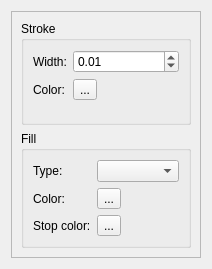
This is src/libs/libiveditor/interface/colors/colorhandlereditor.ui in esa/spacecreator as Qt 5 draws it before an edit. The edited form follows.
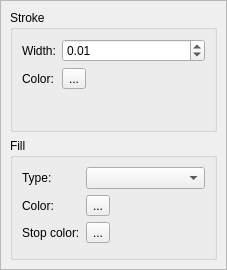
This is the edited form. Custom widgets are drawn as their Qt base class.

The edit to the form file:
```diff
--- a/src/libs/libiveditor/interface/colors/colorhandlereditor.ui
+++ b/src/libs/libiveditor/interface/colors/colorhandlereditor.ui
@@ -6,11 +6,23 @@
    <rect>
     <x>0</x>
     <y>0</y>
-    <width>212</width>
-    <height>269</height>
+    <width>227</width>
+    <height>270</height>
    </rect>
   </property>
   <layout class="QGridLayout" name="gridLayout">
+   <property name="leftMargin">
+    <number>0</number>
+   </property>
+   <property name="topMargin">
+    <number>0</number>
+   </property>
+   <property name="rightMargin">
+    <number>0</number>
+   </property>
+   <property name="bottomMargin">
+    <number>0</number>
+   </property>
    <item row="0" column="0">
     <widget class="QFrame" name="frame">
      <property name="frameShape">
```
